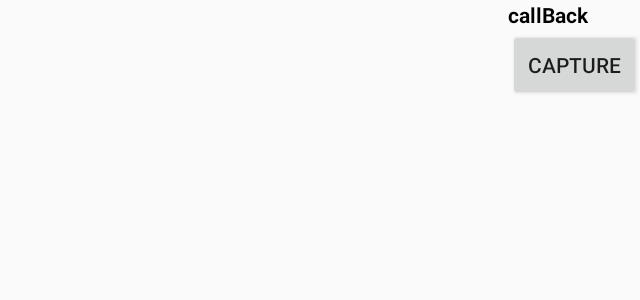
After one commit to AlexFer64/RI-lazer2, an Android app: the CameraActivity screen opened directly, with no data from a screen before it, on a phone screen of 824 x 412 dp (held sideways). The commit adds this screen. Shown: the top 300 px of the screen, without its empty margins (596-1236 px from the left). Run offline under Robolectric (Android 15) with nearby library versions, the phone set to English and light mode, and no system bars.

Commit message:
debut activité camera
Ajout activité caméra,  ajout classe camera preview, dans les activité staticExerciceParameter et rythmExerciceParameter, on ne asse pas à la vue suivante si la caméra n'est pas disponible sur l'appreil

```diff
--- a/app/src/main/AndroidManifest.xml
+++ b/app/src/main/AndroidManifest.xml
@@ -30,9 +30,9 @@
             android:label="@string/RYTHM_EXERCICE"
             android:screenOrientation="portrait"
             android:theme="@style/AppThemeRythmExerciceParameter"/>
-        <activity android:name=".Camera"
-            android:label="@string/RYTHM_EXERCICE"
-            android:screenOrientation="portrait"
+        <activity android:name=".CameraActivity"
+            android:label="@string/CAMERA"
+            android:screenOrientation="landscape"
             android:theme="@style/AppThemeCamera"
             />
     </application>
--- /dev/null
+++ b/app/src/main/java/com/projet15/lazer/CameraActivity.java
@@ -0,0 +1,44 @@
+package com.projet15.lazer;
+
+import android.content.Intent;
+import android.support.v7.app.AppCompatActivity;
+import android.os.Bundle;
+import android.widget.Button;
+import android.widget.TextView;
+import android.widget.Toast;
+import 	android.hardware.Camera;
+
+public class CameraActivity extends AppCompatActivity {
+    private Intent _intent;
+    private Parameter _parametreDeLexercice;
+    private TextView _callBack;
+    private Camera _camera;
+    private CameraPreview _preview;
+    private Button _button;
+
+    @Override
+    protected void onCreate(Bundle savedInstanceState) {
+        super.onCreate(savedInstanceState);
+        setContentView(R.layout.activity_camera);
+
+        //Recupération des données du formulaire
+        _intent = getIntent();
+        _parametreDeLexercice = (Parameter) _intent.getSerializableExtra("parameters");
+        _callBack = (TextView) findViewById(R.id.CALLBACK_TEXT_VIEW_ID);
+        _button = (Button) findViewById(R.id.TAKE_PICTURE_BUTTON_ID);
+
+
+    }
+
+    public static Camera getCameraInstance(){
+        Camera c = null;
+        try {
+            c = Camera.open(); // attempt to get a Camera instance
+        }
+        catch (Exception e){
+            // Camera is not available (in use or does not exist)
+        }
+        return c; // returns null if camera is unavailable
+    }
+
+}
--- /dev/null
+++ b/app/src/main/res/layout-normal-land/activity_camera.xml
@@ -0,0 +1,44 @@
+<?xml version="1.0" encoding="utf-8"?>
+<android.support.constraint.ConstraintLayout xmlns:android="http://schemas.android.com/apk/res/android"
+    xmlns:app="http://schemas.android.com/apk/res-auto"
+    xmlns:tools="http://schemas.android.com/tools"
+    android:layout_width="match_parent"
+    android:layout_height="match_parent"
+    tools:context="com.projet15.lazer.CameraActivity">
+
+    <LinearLayout xmlns:android="http://schemas.android.com/apk/res/android"
+        android:orientation="horizontal"
+        android:layout_width="fill_parent"
+        android:layout_height="fill_parent"
+        >
+        <FrameLayout
+            android:id="@+id/CAMERA_FRAME_LAYOUT_ID"
+            android:layout_width="fill_parent"
+            android:layout_height="fill_parent"
+            android:layout_weight="1"
+            />
+        <LinearLayout
+            android:layout_width="wrap_content"
+            android:layout_height="fill_parent"
+            android:orientation="vertical">
+
+            <TextView
+                android:id="@+id/CALLBACK_TEXT_VIEW_ID"
+                android:layout_width="wrap_content"
+                android:layout_height="wrap_content"
+                android:text="callBack"
+                android:textStyle="bold"
+                android:textColor="#000000"/>
+            <Button
+                android:id="@+id/TAKE_PICTURE_BUTTON_ID"
+                android:text="Capture"
+                android:layout_width="wrap_content"
+                android:layout_height="wrap_content"
+                android:layout_gravity="center"
+                />
+
+        </LinearLayout>
+
+    </LinearLayout>
+
+</android.support.constraint.ConstraintLayout>
--- /dev/null
+++ b/app/src/main/res/transition/detail_enter.xml
@@ -0,0 +1,10 @@
+<?xml version="1.0" encoding="utf-8"?>
+<transitionSet xmlns:android="http://schemas.android.com/apk/res/android"
+    android:transitionOrdering="together">
+
+    <slide android:slideEdge="bottom">
+    </slide>
+    <fade>
+    </fade>
+
+</transitionSet>
--- /dev/null
+++ b/app/src/main/res/transition/main_exit.xml
@@ -0,0 +1,9 @@
+<transitionSet xmlns:android="http://schemas.android.com/apk/res/android"
+    android:transitionOrdering="together">
+
+    <explode xmlns:android="http://schemas.android.com/apk/res/android">
+    </explode>
+    <fade>
+    </fade>
+
+</transitionSet>
--- /dev/null
+++ b/app/src/main/res/transition/main_reenter.xml
@@ -0,0 +1,7 @@
+<transitionSet xmlns:android="http://schemas.android.com/apk/res/android"
+    android:transitionOrdering="together">
+
+    <fade>
+    </fade>
+
+</transitionSet>
--- a/app/src/main/res/values/strings.xml
+++ b/app/src/main/res/values/strings.xml
@@ -4,7 +4,7 @@
     <string name="STATIC_EXERCICE">Static Exercice</string>
     <string name="RYTHM_EXERCICE">Rythm Exercice</string>
     <string name="DATA_MANAGER">Data Manager</string>
-    <string name="PROVISOIRE_LOGO_APPLICATION">FUTUR_LOGO_LARGE</string>
+    <string name="CAMERA">Camera</string>
 
     <!-- Texte Parametres-->
     <string name="Patient_Name">Patient name</string>
--- a/app/src/main/res/values/styles.xml
+++ b/app/src/main/res/values/styles.xml
@@ -9,6 +9,10 @@
         <item name="android:windowFullscreen">true</item> <!-- true: enlever la barre du haut avec heure, batterie, notifs... -->
         <item name="android:windowActionBar">false</item> <!-- si true laisse une barre en haut avec marqué le titre si NoTitle=false -->
 
+        <!-- transitions -->
+        <item name="android:windowExitTransition">@transition/main_exit</item>
+        <item name="android:windowReenterTransition">@transition/main_reenter</item>
+
 
     </style>
 
@@ -18,6 +22,12 @@
         <item name="android:windowNoTitle">true</item> <!-- Titre: si false, il y aura marqué LaZer en haut -->
         <item name="android:windowFullscreen">true</item> <!-- true: enlever la barre du haut avec heure, batterie, notifs... -->
         <item name="android:windowActionBar">false</item> <!-- si true laisse une barre en haut avec marqué le titre si NoTitle=false -->
+
+        <!-- transitions -->
+        <item name="android:windowTranslucentStatus">true</item>
+        <item name="android:windowAllowEnterTransitionOverlap">true</item>
+        <item name="android:windowEnterTransition">@transition/detail_enter</item>
+
     </style>
 
     <style name="AppThemeRythmExerciceParameter" parent="Theme.AppCompat.Light.NoActionBar">
```
Also changed, not shown: app/src/main/java/com/projet15/lazer/Camera.java (deleted, +0 -28 lines), app/src/main/java/com/projet15/lazer/CameraPreview.java (added, +73 -0 lines), app/src/main/java/com/projet15/lazer/RythmExerciceParameter.java (+12 -3 lines), app/src/main/java/com/projet15/lazer/StaticExerciceParameter.java (+12 -3 lines), app/src/main/res/layout/activity_camera.xml (deleted, +0 -16 lines), 277 other files.
